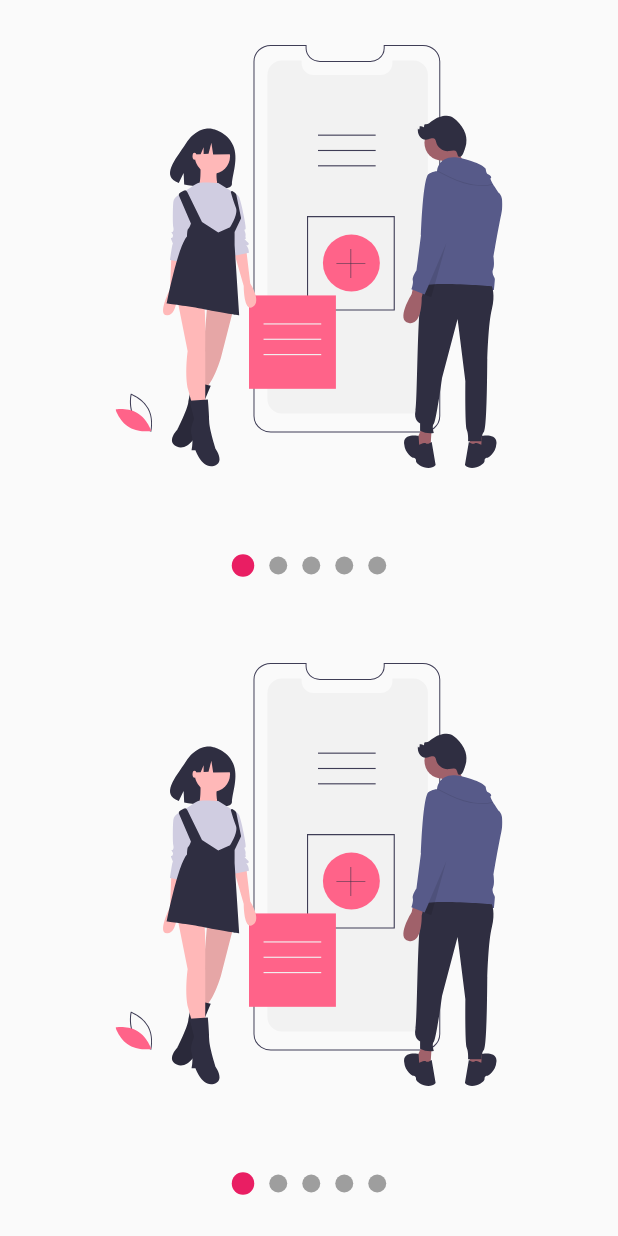
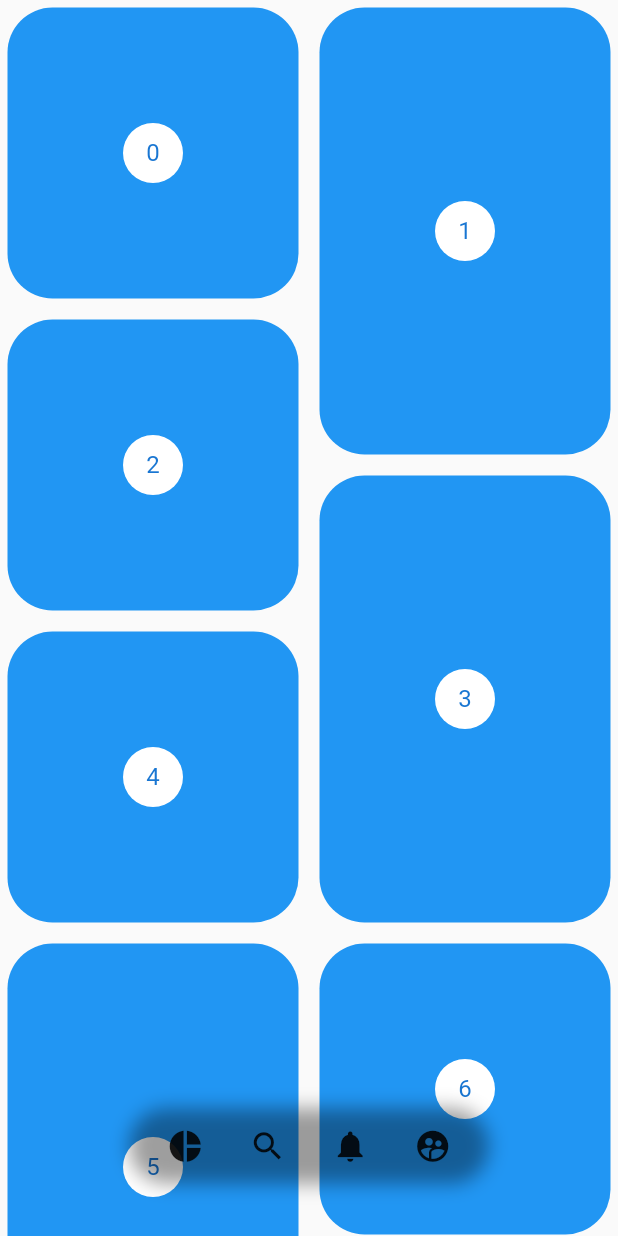
Before and after one commit to KitanoR/dise-os_flutter, a Flutter app: the screen it shows after launch, on a phone screen of 412 x 824 dp. Run offline on Flutter 3.47's test engine with Material 2 defaults, Android fonts, the phone set to English and light mode, and no system bars; our stand-ins replace flutter_svg; statements that could not run were skipped.

Commit message:
pinterest

```diff
--- a/lib/main.dart
+++ b/lib/main.dart
@@ -2,7 +2,7 @@ import 'package:disenios/src/Retos/cuadrado_animado_page.dart';
 import 'package:disenios/src/pages/animaciones_page.dart';
 import 'package:disenios/src/pages/graficas_circulares_page.dart';
 import 'package:disenios/src/pages/headers_page.dart';
-import 'package:disenios/src/pages/slideshow_page.dart';
+import 'package:disenios/src/pages/pinterest_page.dart';
 import 'package:flutter/material.dart';
 
 void main() => runApp(MyApp());
@@ -15,7 +15,7 @@ class MyApp extends StatelessWidget {
       title: 'Diseños flutter',
       debugShowCheckedModeBanner: false,
 
-      home: SlideShowPage()
+      home: PinterestPage()
     );
   }
 }
--- /dev/null
+++ b/lib/src/pages/pinterest_page.dart
@@ -0,0 +1,127 @@
+import 'package:disenios/src/widgets/pinterest_menu.dart';
+import 'package:flutter/material.dart';
+import 'package:flutter_staggered_grid_view/flutter_staggered_grid_view.dart';
+
+import 'package:provider/provider.dart';
+class PinterestPage extends StatelessWidget {
+  @override
+  Widget build(BuildContext context) {
+
+    return ChangeNotifierProvider(
+          create: (_) => new _MenuModel(),
+          child: Scaffold(
+              body: Stack(
+                children: <Widget>[
+                  PinterestGrid(),
+                  _PinterestMenuLocation()
+                ],
+              )
+        ),
+    );
+  }
+}
+
+class _PinterestMenuLocation extends StatelessWidget {
+
+
+  @override
+  Widget build(BuildContext context) {
+    final widthPantalla = MediaQuery.of(context).size.width;
+    final mostrar = Provider.of<_MenuModel>(context).mostrar;
+    return Positioned(
+      bottom: 30,
+      child: Container(
+        width: widthPantalla,
+        child: Align(
+          child: PinterestMenu(
+            mostrar: mostrar,
+            activeColor: Colors.orange,
+            items: [
+                PinterestButton(icon: Icons.pie_chart, onPressed: (){print('pie chart');}),
+                PinterestButton(icon: Icons.search, onPressed: (){print('Searcha');}),
+                PinterestButton(icon: Icons.notifications, onPressed: (){print('notificaciones');}),
+                PinterestButton(icon: Icons.supervised_user_circle, onPressed: (){print('Supervised');}),
+              ],
+          ),
+        ),
+      ),
+    );
+  }
+}
+
+class PinterestGrid extends StatefulWidget {
+  @override
+  _PinterestGridState createState() => _PinterestGridState();
+}
+
+class _PinterestGridState extends State<PinterestGrid> {
+  final List<int> items = List.generate(200, (i) => i);
+  ScrollController controller = new ScrollController();
+  double scrollAnterior = 0;
+  @override
+  void initState() {
+    controller.addListener(() {
+      if(controller.offset > scrollAnterior && controller.offset > 150){
+        print('ocultar menu');
+        Provider.of<_MenuModel>(context, listen: false).mostrar = false;
+      }else {
+        print('Mostrar menu');
+        Provider.of<_MenuModel>(context, listen: false).mostrar = true;
+
+      }
+      scrollAnterior = controller.offset;
+    });
+    super.initState();
+  }
+  @override
+  void dispose() {
+    controller.dispose();
+    super.dispose();
+  }
+  @override
+  Widget build(BuildContext context) {
+    return new StaggeredGridView.countBuilder(
+        controller: controller,
+        crossAxisCount: 4,
+        itemCount: items.length,
+        itemBuilder: (BuildContext context, int index) => _PinterestItem(index),
+        staggeredTileBuilder: (int index) =>
+            new StaggeredTile.count(2, index.isEven ? 2 : 3),
+        mainAxisSpacing: 4.0,
+        crossAxisSpacing: 4.0,
+      );
+  }
+}
+
+class _PinterestItem extends StatelessWidget {
+  final int index;
+
+  const _PinterestItem(this.index) ;
+
+  @override
+  Widget build(BuildContext context) {
+    return new Container(
+        margin: EdgeInsets.all(5),
+        decoration: BoxDecoration(
+          color: Colors.blue,
+          borderRadius: BorderRadius.all(Radius.circular(30))
+        ),
+        child: new Center(
+          child: new CircleAvatar(
+            backgroundColor: Colors.white,
+            child: new Text('$index'),
+          ),
+        ));
+  }
+}
+
+class _MenuModel with ChangeNotifier {
+  bool _mostrar = true;
+
+  bool get mostrar => this._mostrar;
+
+  set mostrar(bool valor){
+    this._mostrar = valor;
+    notifyListeners();
+  }
+}
--- /dev/null
+++ b/lib/src/widgets/pinterest_menu.dart
@@ -0,0 +1,151 @@
+import 'package:flutter/material.dart';
+import 'package:provider/provider.dart';
+
+class PinterestButton {
+  final Function onPressed;
+  final IconData icon;
+
+  PinterestButton({
+    @required this.onPressed,
+    @required this.icon
+  });
+
+
+}
+class PinterestMenu extends StatelessWidget {
+  final bool mostrar;
+  final Color backgroundColor;
+  final Color activeColor;
+  final Color inactiveColor;
+
+  final List<PinterestButton> items;
+
+  PinterestMenu({
+    @required this.items,
+    this.mostrar=true,
+    this.backgroundColor = Colors.white,
+    this.activeColor = Colors.black,
+    this.inactiveColor = Colors.blueGrey
+  });
+  @override
+  Widget build(BuildContext context) {
+    return ChangeNotifierProvider(
+        create: (_) => new _MenuModel(),
+        child: AnimatedOpacity(
+          duration: Duration(milliseconds: 250),
+          opacity: (mostrar) ? 1 : 0,
+          child: Builder(
+            builder: (BuildContext context){
+              Provider.of<_MenuModel>(context).backgroundColor = backgroundColor;
+              Provider.of<_MenuModel>(context).activeColor = activeColor;
+              Provider.of<_MenuModel>(context).inactiveColor = inactiveColor;
+
+              return _PinterestMenuBackground(
+                child: _MenuItems(items),
+              );
+            },
+          )
+        )
+      );
+  }
+}
+
+class _PinterestMenuBackground extends StatelessWidget {
+  final Widget child;
+  const _PinterestMenuBackground({
+    @required this.child
+  }) ;
+  @override
+  Widget build(BuildContext context) {
+    final menuModel = Provider.of<_MenuModel>(context);
+
+    return Container(
+      child: child,
+      width: 250,
+      height: 60,
+      decoration: BoxDecoration(
+        color: menuModel.backgroundColor,
+        borderRadius: BorderRadius.all(Radius.circular(100)),
+        boxShadow: <BoxShadow>[
+          BoxShadow(
+            color: Colors.black38,
+            blurRadius: 10,
+            spreadRadius: -5
+          )
+        ]
+      ),
+    );
+  }
+}
+
+class _MenuItems extends StatelessWidget {
+  final List<PinterestButton> menuItems;
+  _MenuItems(this.menuItems);
+
+  @override
+  Widget build(BuildContext context) {
+    return Row(
+      mainAxisAlignment: MainAxisAlignment.spaceEvenly,
+      children: List.generate(menuItems.length, (i) => _PinterestMenuButton(i, menuItems[i]))
+    );
+  }
+}
+
+class _PinterestMenuButton extends StatelessWidget {
+  final int index;
+  final PinterestButton item;
+
+  const _PinterestMenuButton(this.index, this.item);
+
+  @override
+  Widget build(BuildContext context) {
+    final menuModel = Provider.of<_MenuModel>(context);
+    final itemSeleccionado = menuModel.itemSeleccionado;
+
+
+    return GestureDetector(
+        onTap: () {
+          Provider.of<_MenuModel>(context, listen: false).itemSeleccionado = index;
+          item.onPressed();
+        },
+        behavior: HitTestBehavior.translucent,
+        child: Container(
+         child: Icon(
+            item.icon,
+            size: (itemSeleccionado == index)? 35 : 25,
+            color: (itemSeleccionado == index) ? menuModel.activeColor : menuModel.inactiveColor,
+            ),
+        ),
+    );
+  }
+}
+
+
+class _MenuModel with ChangeNotifier {
+  int _itemSeleccionado = 0;
+  Color _backgroundColor = Colors.white;
+  Color _activeColor = Colors.black;
+  Color _inactiveColor = Colors.blueGrey;
+
+  get itemSeleccionado => this._itemSeleccionado;
+
+  set itemSeleccionado(int index) {
+    this._itemSeleccionado = index;
+    notifyListeners();
+  }
+
+  get backgroundColor => this._backgroundColor;
+  set backgroundColor(Color color){
+    this._backgroundColor = color;
+  }
+
+  get activeColor => this._activeColor;
+  set activeColor(Color color){
+    this._activeColor = color;
+  }
+
+  get inactiveColor => this._inactiveColor;
+  set inactiveColor(Color color){
+    this._inactiveColor = color;
+  }
+}
--- a/pubspec.yaml
+++ b/pubspec.yaml
@@ -25,6 +25,7 @@ dependencies:
   cupertino_icons: ^0.1.2
   flutter_svg: ^0.17.3+1
   provider: ^4.0.4
+  flutter_staggered_grid_view: ^0.3.0
 
 dev_dependencies:
   flutter_test:
```
Also changed, not shown: pubspec.lock.
